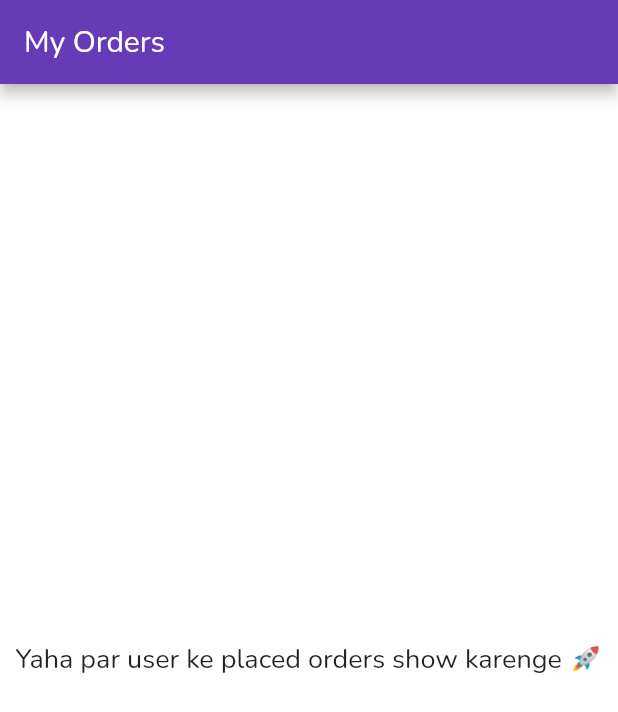
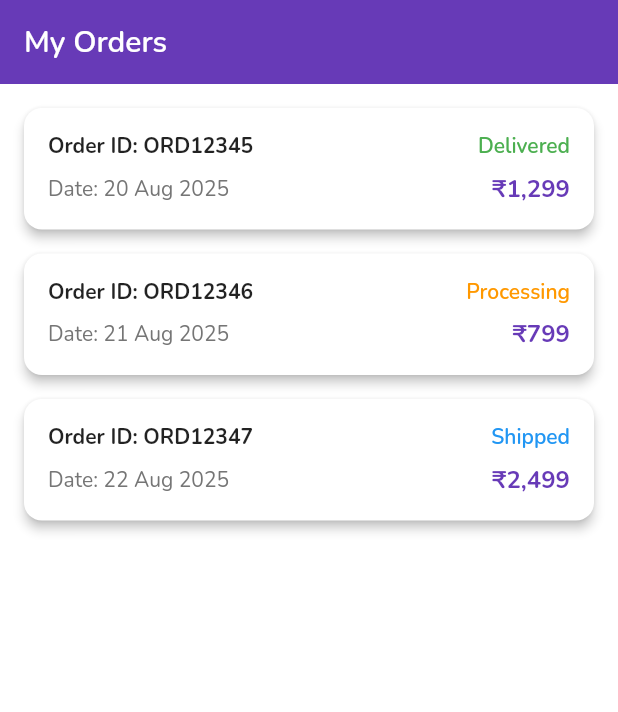
Before and after one commit to Prefix-code/Zynora, a Flutter app: the OrdersPage screen opened directly, on a phone screen of 412 x 824 dp. Shown: the top 712 px of the screen. Run offline on Flutter 3.47's test engine with Material 2 defaults, Android fonts, the phone set to English and light mode, and no system bars; our stand-ins replace flutter_rating_bar, flutter_svg, pin_code_fields, smooth_page_indicator, smooth_star_rating; missing offline and left inert: pecahan_rupiah.

Commit message:
Update order_page.dart

```diff
--- a/lib/views/screens/order_page.dart
+++ b/lib/views/screens/order_page.dart
@@ -7,14 +7,106 @@ class OrdersPage extends StatelessWidget {
   Widget build(BuildContext context) {
     return Scaffold(
       appBar: AppBar(
-        title: const Text("My Orders"),
+        title: const Text(
+          "My Orders",
+          style: TextStyle(fontWeight: FontWeight.w600),
+        ),
         backgroundColor: Colors.deepPurple,
+        elevation: 0,
       ),
-      body: const Center(
-        child: Text(
-          "Yaha par user ke placed orders show karenge 🚀",
-          style: TextStyle(fontSize: 18),
-          textAlign: TextAlign.center,
+      body: ListView(
+        padding: const EdgeInsets.all(16),
+        children: [
+          // 🔹 Dummy Order Card 1
+          _buildOrderCard(
+            orderId: "ORD12345",
+            status: "Delivered",
+            date: "20 Aug 2025",
+            price: "₹1,299",
+          ),
+
+          // 🔹 Dummy Order Card 2
+          _buildOrderCard(
+            orderId: "ORD12346",
+            status: "Processing",
+            date: "21 Aug 2025",
+            price: "₹799",
+          ),
+
+          // 🔹 Dummy Order Card 3
+          _buildOrderCard(
+            orderId: "ORD12347",
+            status: "Shipped",
+            date: "22 Aug 2025",
+            price: "₹2,499",
+          ),
+        ],
+      ),
+    );
+  }
+
+  /// ✅ Order Card Widget
+  Widget _buildOrderCard({
+    required String orderId,
+    required String status,
+    required String date,
+    required String price,
+  }) {
+    return Card(
+      shape: RoundedRectangleBorder(borderRadius: BorderRadius.circular(12)),
+      elevation: 3,
+      margin: const EdgeInsets.only(bottom: 16),
+      child: Padding(
+        padding: const EdgeInsets.all(16),
+        child: Column(
+          crossAxisAlignment: CrossAxisAlignment.start,
+          children: [
+            // 🔹 Order ID + Status
+            Row(
+              mainAxisAlignment: MainAxisAlignment.spaceBetween,
+              children: [
+                Text(
+                  "Order ID: $orderId",
+                  style: const TextStyle(
+                    fontWeight: FontWeight.bold,
+                    fontSize: 14,
+                  ),
+                ),
+                Text(
+                  status,
+                  style: TextStyle(
+                    fontSize: 14,
+                    fontWeight: FontWeight.w600,
+                    color: status == "Delivered"
+                        ? Colors.green
+                        : status == "Processing"
+                            ? Colors.orange
+                            : Colors.blue,
+                  ),
+                ),
+              ],
+            ),
+            const SizedBox(height: 8),
+
+            // 🔹 Date & Price
+            Row(
+              mainAxisAlignment: MainAxisAlignment.spaceBetween,
+              children: [
+                Text(
+                  "Date: $date",
+                  style: TextStyle(color: Colors.grey[600]),
+                ),
+                Text(
+                  price,
+                  style: const TextStyle(
+                    fontSize: 16,
+                    fontWeight: FontWeight.bold,
+                    color: Colors.deepPurple,
+                  ),
+                ),
+              ],
+            ),
+          ],
         ),
       ),
     );
```
